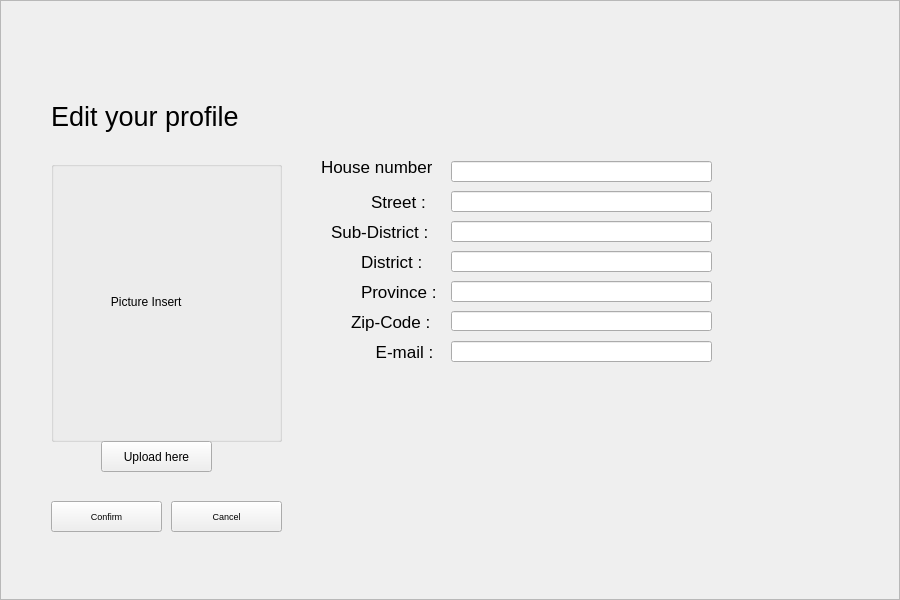
Above: resources/UI/EditProfileStudent.ui from Poom1997/gman before the change. Below: the same form after it.
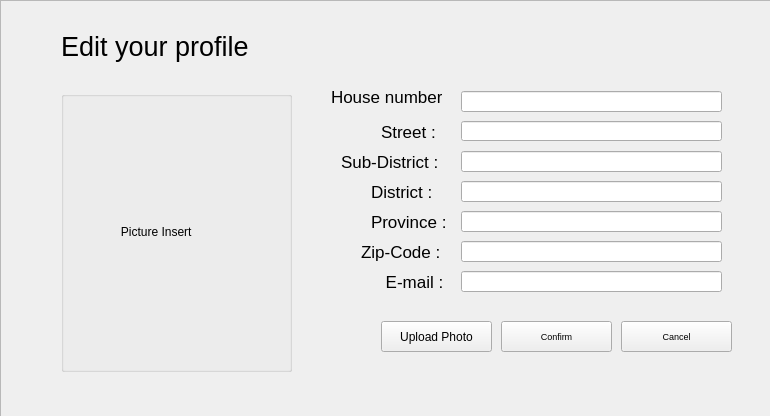
That is the form after the change.

Commit message: Finish Picture + EditProfile

```diff
--- a/resources/UI/EditProfileStudent.ui
+++ b/resources/UI/EditProfileStudent.ui
@@ -6,8 +6,8 @@
    <rect>
     <x>0</x>
     <y>0</y>
-    <width>900</width>
-    <height>600</height>
+    <width>770</width>
+    <height>416</height>
    </rect>
   </property>
   <property name="windowTitle">
@@ -18,8 +18,8 @@
     <rect>
      <x>0</x>
      <y>0</y>
-     <width>900</width>
-     <height>600</height>
+     <width>771</width>
+     <height>421</height>
     </rect>
    </property>
    <property name="verticalScrollBarPolicy">
@@ -36,15 +36,15 @@
      <rect>
       <x>0</x>
       <y>0</y>
-      <width>898</width>
-      <height>598</height>
+      <width>769</width>
+      <height>419</height>
      </rect>
     </property>
     <widget class="QLabel" name="label">
      <property name="geometry">
       <rect>
-       <x>50</x>
-       <y>100</y>
+       <x>60</x>
+       <y>30</y>
        <width>221</width>
        <height>31</height>
       </rect>
@@ -61,8 +61,8 @@
     <widget class="QGroupBox" name="groupBox">
      <property name="geometry">
       <rect>
-       <x>50</x>
-       <y>160</y>
+       <x>60</x>
+       <y>90</y>
        <width>231</width>
        <height>281</height>
       </rect>
@@ -70,25 +70,12 @@
      <property name="title">
       <string/>
      </property>
-     <widget class="QLabel" name="label_2">
-      <property name="geometry">
-       <rect>
-        <x>0</x>
-        <y>0</y>
-        <width>231</width>
-        <height>281</height>
-       </rect>
-      </property>
-      <property name="text">
-       <string>                  Picture Insert</string>
-      </property>
-     </widget>
     </widget>
     <widget class="QLabel" name="label_9">
      <property name="geometry">
       <rect>
-       <x>370</x>
-       <y>340</y>
+       <x>380</x>
+       <y>270</y>
        <width>61</width>
        <height>21</height>
       </rect>
@@ -105,8 +92,8 @@
     <widget class="QLabel" name="label_12">
      <property name="geometry">
       <rect>
-       <x>320</x>
-       <y>150</y>
+       <x>330</x>
+       <y>80</y>
        <width>111</width>
        <height>31</height>
       </rect>
@@ -123,8 +110,8 @@
     <widget class="QPushButton" name="confirmButton">
      <property name="geometry">
       <rect>
-       <x>50</x>
-       <y>500</y>
+       <x>500</x>
+       <y>320</y>
        <width>111</width>
        <height>31</height>
       </rect>
@@ -141,8 +128,8 @@
     <widget class="QPushButton" name="cancelButton">
      <property name="geometry">
       <rect>
-       <x>170</x>
-       <y>500</y>
+       <x>620</x>
+       <y>320</y>
        <width>111</width>
        <height>31</height>
       </rect>
@@ -172,81 +159,81 @@
     <widget class="QPushButton" name="uploadButton">
      <property name="geometry">
       <rect>
-       <x>100</x>
-       <y>440</y>
+       <x>380</x>
+       <y>320</y>
        <width>111</width>
        <height>31</height>
       </rect>
      </property>
      <property name="text">
-      <string>Upload here</string>
+      <string>Upload Photo</string>
      </property>
     </widget>
-    <widget class="QLineEdit" name="lineEdit">
+    <widget class="QLineEdit" name="house">
      <property name="geometry">
       <rect>
-       <x>450</x>
-       <y>250</y>
+       <x>460</x>
+       <y>90</y>
        <width>261</width>
        <height>21</height>
       </rect>
      </property>
     </widget>
-    <widget class="QLineEdit" name="lineEdit_2">
+    <widget class="QLineEdit" name="street">
      <property name="geometry">
       <rect>
-       <x>450</x>
-       <y>310</y>
+       <x>460</x>
+       <y>120</y>
        <width>261</width>
        <height>20</height>
       </rect>
      </property>
     </widget>
-    <widget class="QLineEdit" name="lineEdit_3">
+    <widget class="QLineEdit" name="sdistrict">
      <property name="geometry">
       <rect>
-       <x>450</x>
-       <y>280</y>
+       <x>460</x>
+       <y>150</y>
        <width>261</width>
        <height>21</height>
       </rect>
      </property>
     </widget>
-    <widget class="QLineEdit" name="lineEdit_4">
+    <widget class="QLineEdit" name="district">
      <property name="geometry">
       <rect>
-       <x>450</x>
-       <y>340</y>
+       <x>460</x>
+       <y>180</y>
        <width>261</width>
        <height>21</height>
       </rect>
      </property>
     </widget>
-    <widget class="QLineEdit" name="lineEdit_7">
+    <widget class="QLineEdit" name="province">
      <property name="geometry">
       <rect>
-       <x>450</x>
-       <y>190</y>
+       <x>460</x>
+       <y>210</y>
        <width>261</width>
        <height>21</height>
       </rect>
      </property>
     </widget>
-    <widget class="QLineEdit" name="lineEdit_8">
+    <widget class="QLineEdit" name="zip">
      <property name="geometry">
       <rect>
-       <x>450</x>
-       <y>220</y>
+       <x>460</x>
+       <y>240</y>
        <width>261</width>
        <height>21</height>
       </rect>
      </property>
     </widget>
-    <widget class="QLineEdit" name="lineEdit_9">
+    <widget class="QLineEdit" name="email">
      <property name="geometry">
       <rect>
-       <x>450</x>
-       <y>160</y>
+       <x>460</x>
+       <y>270</y>
        <width>261</width>
        <height>21</height>
       </rect>
@@ -255,8 +242,8 @@
     <widget class="QLabel" name="label_13">
      <property name="geometry">
       <rect>
-       <x>330</x>
-       <y>220</y>
+       <x>340</x>
+       <y>150</y>
        <width>101</width>
        <height>21</height>
       </rect>
@@ -273,8 +260,8 @@
     <widget class="QLabel" name="label_14">
      <property name="geometry">
       <rect>
-       <x>360</x>
-       <y>280</y>
+       <x>370</x>
+       <y>210</y>
        <width>81</width>
        <height>21</height>
       </rect>
@@ -291,8 +278,8 @@
     <widget class="QLabel" name="label_15">
      <property name="geometry">
       <rect>
-       <x>350</x>
-       <y>310</y>
+       <x>360</x>
+       <y>240</y>
        <width>81</width>
        <height>21</height>
       </rect>
@@ -309,8 +296,8 @@
     <widget class="QLabel" name="label_16">
      <property name="geometry">
       <rect>
-       <x>370</x>
-       <y>190</y>
+       <x>380</x>
+       <y>120</y>
        <width>61</width>
        <height>21</height>
       </rect>
@@ -327,8 +314,8 @@
     <widget class="QLabel" name="label_17">
      <property name="geometry">
       <rect>
-       <x>360</x>
-       <y>250</y>
+       <x>370</x>
+       <y>180</y>
        <width>71</width>
        <height>21</height>
       </rect>
@@ -342,6 +329,19 @@
       <string>District :</string>
      </property>
     </widget>
+    <widget class="QLabel" name="picture">
+     <property name="geometry">
+      <rect>
+       <x>60</x>
+       <y>90</y>
+       <width>231</width>
+       <height>281</height>
+      </rect>
+     </property>
+     <property name="text">
+      <string>                  Picture Insert</string>
+     </property>
+    </widget>
     <zorder>groupBox</zorder>
     <zorder>label</zorder>
     <zorder>label_9</zorder>
@@ -350,18 +350,19 @@
     <zorder>cancelButton</zorder>
     <zorder>barLabel</zorder>
     <zorder>uploadButton</zorder>
-    <zorder>lineEdit</zorder>
-    <zorder>lineEdit_2</zorder>
-    <zorder>lineEdit_3</zorder>
-    <zorder>lineEdit_4</zorder>
-    <zorder>lineEdit_7</zorder>
-    <zorder>lineEdit_8</zorder>
-    <zorder>lineEdit_9</zorder>
+    <zorder>house</zorder>
+    <zorder>street</zorder>
+    <zorder>sdistrict</zorder>
+    <zorder>district</zorder>
+    <zorder>province</zorder>
+    <zorder>zip</zorder>
+    <zorder>email</zorder>
     <zorder>label_13</zorder>
     <zorder>label_14</zorder>
     <zorder>label_15</zorder>
     <zorder>label_16</zorder>
     <zorder>label_17</zorder>
+    <zorder>picture</zorder>
    </widget>
   </widget>
  </widget>
```
The commit also changes 11 other files.
